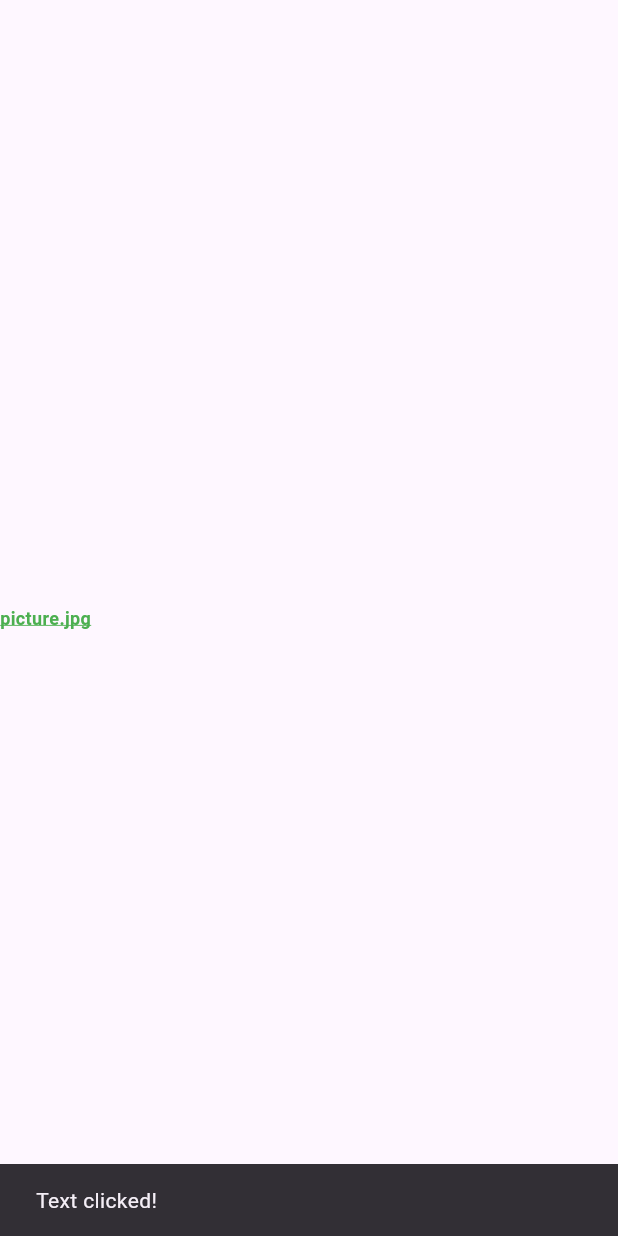
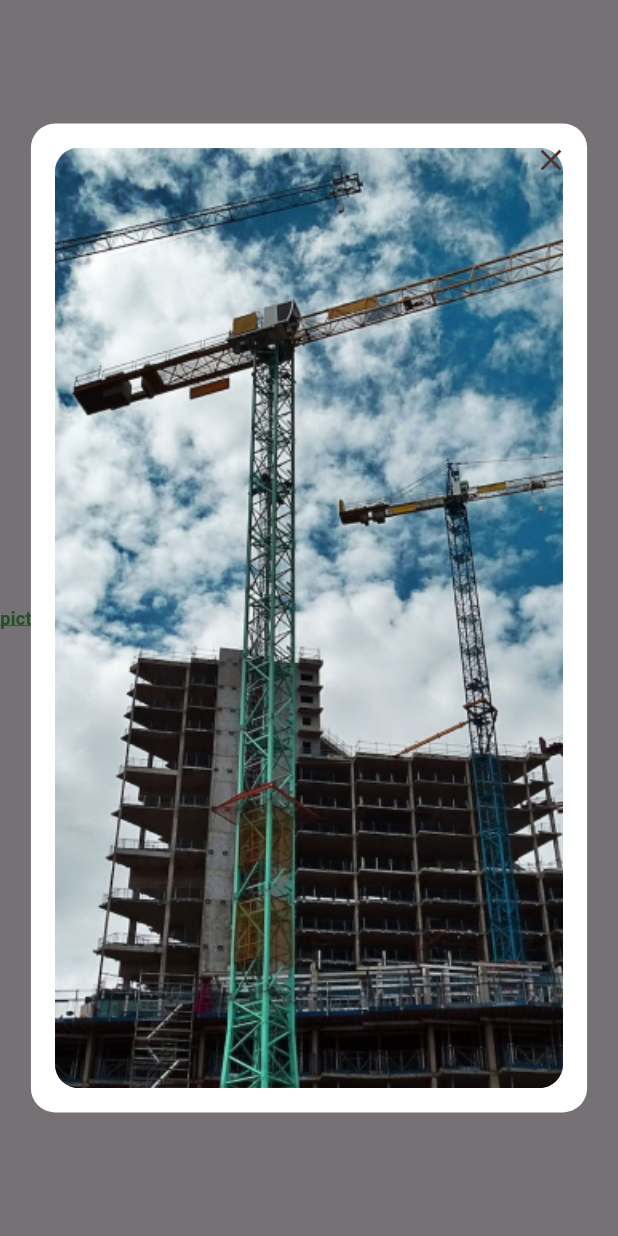
Before and after one commit to jamydevelop/Wilcon-Phase-2, a Flutter app: the ChecklistItemClickableTextImgWidget widget shown alone on an empty page, opened directly, after a tap on "picture.jpg", on a phone screen of 412 x 824 dp. Run offline on Flutter 3.47's test engine with Material 3 defaults, Android fonts, the light colour scheme and no system bars.

Commit message:
added Image modal

```diff
--- a/wilcon_phase2/lib/module/checklist/checklist_item/widget/checklist_item_clickable_text_img_widget.dart
+++ b/wilcon_phase2/lib/module/checklist/checklist_item/widget/checklist_item_clickable_text_img_widget.dart
@@ -1,4 +1,5 @@
 import 'package:flutter/material.dart';
+import 'package:wilcon_phase2/module/checklist/checklist_item/widget/checklist_item_modal_widget.dart';
 
 class ChecklistItemClickableTextImgWidget extends StatefulWidget {
   final bool isInContainer;
@@ -19,11 +20,7 @@ class _ChecklistItemClickableTextImgWidgetState
       alignment: Alignment.centerLeft, // Force alignment to the left
       child: GestureDetector(
         onTap: () {
-          ScaffoldMessenger.of(context).showSnackBar(
-            const SnackBar(
-              content: Text('Text clicked!'),
-            ),
-          );
+          _showDropdownModal(context); // Call the method here
         },
         child: Text(
           'picture.jpg',
@@ -39,4 +36,15 @@ class _ChecklistItemClickableTextImgWidgetState
       ),
     );
   }
+
+  void _showDropdownModal(BuildContext context) {
+    showModalBottomSheet(
+      context: context,
+      isScrollControlled: true,
+      backgroundColor: Colors.transparent,
+      builder: (BuildContext context) {
+        return const ChecklistItemModalWidget();
+      },
+    );
+  }
 }
--- /dev/null
+++ b/wilcon_phase2/lib/module/checklist/checklist_item/widget/checklist_item_modal_widget.dart
@@ -0,0 +1,66 @@
+import 'package:flutter/material.dart';
+
+class ChecklistItemModalWidget extends StatefulWidget {
+  const ChecklistItemModalWidget({super.key});
+
+  @override
+  State<ChecklistItemModalWidget> createState() =>
+      _ChecklistItemModalWidgetState();
+}
+
+class _ChecklistItemModalWidgetState extends State<ChecklistItemModalWidget> {
+  @override
+  Widget build(BuildContext context) {
+    return SafeArea(
+      child: Scaffold(
+        backgroundColor: Colors.transparent,
+        body: Center(
+          child: Stack(
+            children: [
+              Container(
+                width: MediaQuery.of(context).size.width * 0.9,
+                height: MediaQuery.of(context).size.height * 0.8,
+                decoration: BoxDecoration(
+                  color: Colors.white,
+                  borderRadius: BorderRadius.circular(16.0),
+                ),
+                padding: const EdgeInsets.all(16.0),
+                child: ClipRRect(
+                  borderRadius: BorderRadius.circular(16.0),
+                  child: Stack(
+                    children: [
+                      Image.asset(
+                        'assets/images/construction.jpg',
+                        fit: BoxFit.cover,
+                        width: double.infinity,
+                        height: double.infinity,
+                      ),
+                      Positioned.fill(
+                        child: Container(
+                          decoration: BoxDecoration(
+                            color: Colors.white.withOpacity(0.0),
+                            borderRadius: BorderRadius.circular(16.0),
+                          ),
+                        ),
+                      ),
+                    ],
+                  ),
+                ),
+              ),
+              Positioned(
+                top: 0,
+                right: 0,
+                child: IconButton(
+                  icon: Icon(Icons.close, color: Colors.brown[800]),
+                  onPressed: () {
+                    Navigator.of(context).pop();
+                  },
+                ),
+              ),
+            ],
+          ),
+        ),
+      ),
+    );
+  }
+}
```
Also changed, not shown: wilcon_phase2/assets/images/construction.jpg (added).
